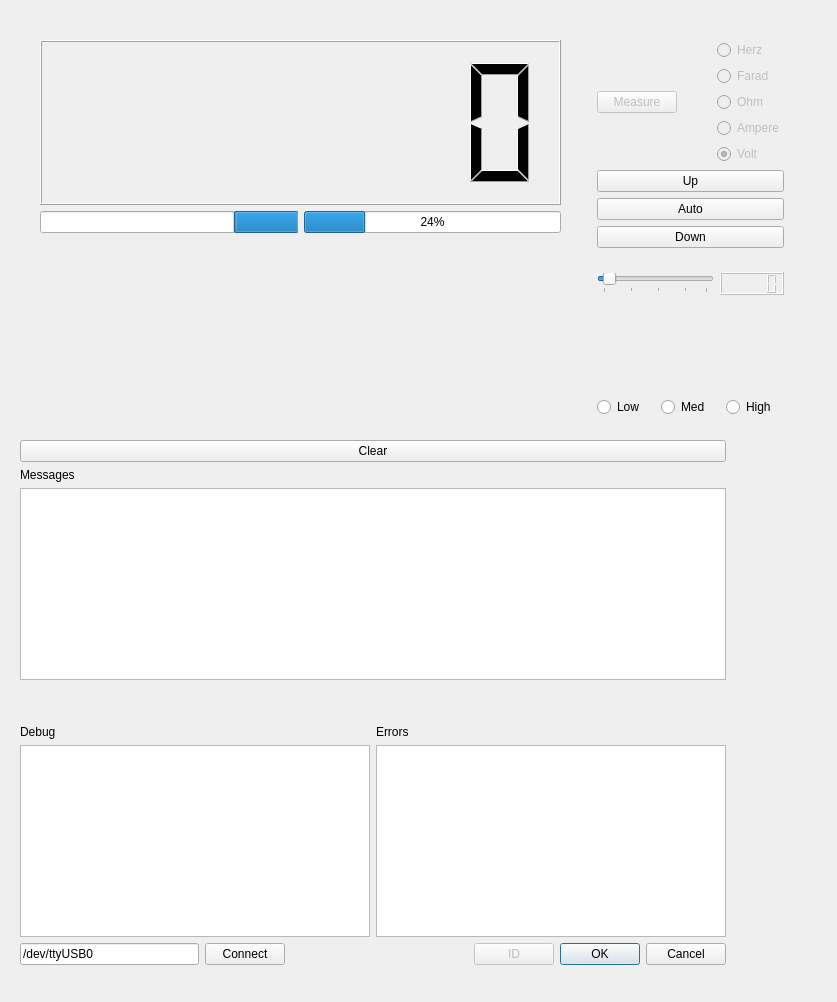
First picture: the form in dmm_maindiag.ui, repository patrikeder/DMM_diag, before the edit.
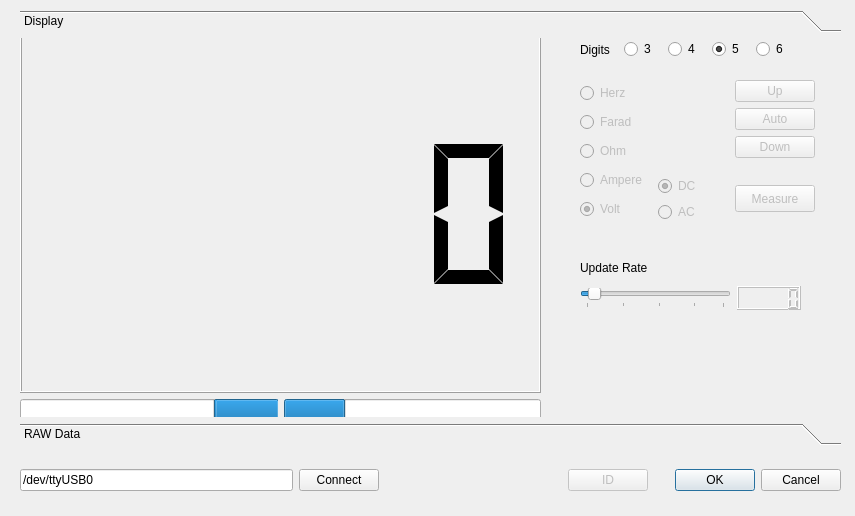
Second picture: the form after the edit. The open tabs and pages were chosen to show the change. Custom widgets are drawn as their Qt base class.

The edit to the form file:
```diff
--- a/dmm_maindiag.ui
+++ b/dmm_maindiag.ui
@@ -6,8 +6,8 @@
    <rect>
     <x>0</x>
     <y>0</y>
-    <width>837</width>
-    <height>1002</height>
+    <width>855</width>
+    <height>516</height>
    </rect>
   </property>
   <property name="windowTitle">
@@ -16,108 +16,50 @@
   <property name="locale">
    <locale language="English" country="UnitedStates"/>
   </property>
-  <widget class="QWidget" name="layoutWidget">
+  <widget class="QWidget" name="">
    <property name="geometry">
     <rect>
-     <x>40</x>
-     <y>40</y>
-     <width>521</width>
-     <height>391</height>
+     <x>20</x>
+     <y>10</y>
+     <width>821</width>
+     <height>481</height>
     </rect>
    </property>
-   <layout class="QVBoxLayout" name="verticalLayout_8">
-    <item>
      <layout class="QVBoxLayout" name="verticalLayout_7">
       <item>
-       <layout class="QVBoxLayout" name="verticalLayout_3">
-        <item>
-         <widget class="QLCDNumber" name="lcdValue">
-          <property name="smallDecimalPoint">
-           <bool>true</bool>
-          </property>
-          <property name="digitCount">
+     <widget class="QToolBox" name="toolBox">
+      <property name="currentIndex">
+       <number>1</number>
+      </property>
+      <widget class="QWidget" name="Display">
+       <property name="geometry">
+        <rect>
+         <x>0</x>
+         <y>0</y>
+         <width>819</width>
+         <height>360</height>
+        </rect>
+       </property>
+       <attribute name="label">
+        <string>Display</string>
+       </attribute>
+       <widget class="QWidget" name="">
+        <property name="geometry">
+         <rect>
+          <x>560</x>
+          <y>30</y>
+          <width>235</width>
+          <height>166</height>
+         </rect>
+        </property>
+        <layout class="QGridLayout" name="gridLayout_2">
+         <property name="sizeConstraint">
+          <enum>QLayout::SetDefaultConstraint</enum>
+         </property>
+         <property name="spacing">
            <number>6</number>
           </property>
-         </widget>
-        </item>
-        <item>
-         <layout class="QHBoxLayout" name="horizontalLayout">
-          <item>
-           <widget class="QProgressBar" name="pB_neg">
-            <property name="value">
-             <number>24</number>
-            </property>
-            <property name="invertedAppearance">
-             <bool>true</bool>
-            </property>
-           </widget>
-          </item>
-          <item>
-           <widget class="QProgressBar" name="pB_Pos">
-            <property name="value">
-             <number>24</number>
-            </property>
-           </widget>
-          </item>
-         </layout>
-        </item>
-       </layout>
-      </item>
-     </layout>
-    </item>
-    <item>
-     <widget class="QwtPlot" name="qwt_ValPlot">
-      <property name="frameShape">
-       <enum>QFrame::NoFrame</enum>
-      </property>
-     </widget>
-    </item>
-   </layout>
-  </widget>
-  <widget class="QWidget" name="layoutWidget">
-   <property name="enabled">
-    <bool>true</bool>
-   </property>
-   <property name="geometry">
-    <rect>
-     <x>597</x>
-     <y>40</y>
-     <width>187</width>
-     <height>377</height>
-    </rect>
-   </property>
-   <layout class="QVBoxLayout" name="verticalLayout_9">
-    <item>
-     <layout class="QVBoxLayout" name="verticalLayout_6">
-      <item>
-       <layout class="QHBoxLayout" name="horizontalLayout_4">
-        <item>
-         <widget class="QPushButton" name="pb_Meas">
-          <property name="enabled">
-           <bool>false</bool>
-          </property>
-          <property name="text">
-           <string>Measure</string>
-          </property>
-         </widget>
-        </item>
-        <item>
-         <spacer name="horizontalSpacer">
-          <property name="enabled">
-           <bool>true</bool>
-          </property>
-          <property name="orientation">
-           <enum>Qt::Horizontal</enum>
-          </property>
-          <property name="sizeHint" stdset="0">
-           <size>
-            <width>40</width>
-            <height>20</height>
-           </size>
-          </property>
-         </spacer>
-        </item>
-        <item>
+         <item row="0" column="2" rowspan="2">
          <layout class="QVBoxLayout" name="verticalLayout">
           <item>
            <widget class="QRadioButton" name="rB_Herz">
@@ -127,6 +69,9 @@
             <property name="text">
              <string>Herz</string>
             </property>
+             <attribute name="buttonGroup">
+              <string notr="true">bgMT</string>
+             </attribute>
            </widget>
           </item>
           <item>
@@ -137,6 +82,9 @@
             <property name="text">
              <string>Farad</string>
             </property>
+             <attribute name="buttonGroup">
+              <string notr="true">bgMT</string>
+             </attribute>
            </widget>
           </item>
           <item>
@@ -147,6 +95,9 @@
             <property name="text">
              <string>Ohm</string>
             </property>
+             <attribute name="buttonGroup">
+              <string notr="true">bgMT</string>
+             </attribute>
            </widget>
           </item>
           <item>
@@ -157,6 +108,9 @@
             <property name="text">
              <string>Ampere</string>
             </property>
+             <attribute name="buttonGroup">
+              <string notr="true">bgMT</string>
+             </attribute>
            </widget>
           </item>
           <item>
@@ -170,18 +124,47 @@
             <property name="checked">
              <bool>true</bool>
             </property>
+             <attribute name="buttonGroup">
+              <string notr="true">bgMT</string>
+             </attribute>
            </widget>
           </item>
          </layout>
         </item>
-       </layout>
-      </item>
-      <item>
+         <item row="1" column="4">
+          <widget class="QPushButton" name="pb_Meas">
+           <property name="enabled">
+            <bool>false</bool>
+           </property>
+           <property name="sizePolicy">
+            <sizepolicy hsizetype="Minimum" vsizetype="Fixed">
+             <horstretch>0</horstretch>
+             <verstretch>0</verstretch>
+            </sizepolicy>
+           </property>
+           <property name="maximumSize">
+            <size>
+             <width>16777215</width>
+             <height>27</height>
+            </size>
+           </property>
+           <property name="autoFillBackground">
+            <bool>false</bool>
+           </property>
+           <property name="text">
+            <string>Measure</string>
+           </property>
+          </widget>
+         </item>
+         <item row="0" column="4">
        <layout class="QVBoxLayout" name="verticalLayout_4">
         <item>
          <layout class="QVBoxLayout" name="verticalLayout_2">
           <item>
            <widget class="QPushButton" name="pb_Up">
+               <property name="enabled">
+                <bool>false</bool>
+               </property>
             <property name="text">
              <string>Up</string>
             </property>
@@ -189,6 +172,9 @@
           </item>
           <item>
            <widget class="QPushButton" name="pb_Auto">
+               <property name="enabled">
+                <bool>false</bool>
+               </property>
             <property name="text">
              <string>Auto</string>
             </property>
@@ -196,6 +182,9 @@
           </item>
           <item>
            <widget class="QPushButton" name="pb_Down">
+               <property name="enabled">
+                <bool>false</bool>
+               </property>
             <property name="text">
              <string>Down</string>
             </property>
@@ -203,25 +192,122 @@
           </item>
          </layout>
         </item>
+          </layout>
+         </item>
+         <item row="1" column="3">
+          <layout class="QVBoxLayout" name="verticalLayout_6">
         <item>
-         <spacer name="verticalSpacer_2">
-          <property name="orientation">
-           <enum>Qt::Vertical</enum>
-          </property>
-          <property name="sizeHint" stdset="0">
-           <size>
-            <width>20</width>
-            <height>18</height>
-           </size>
-          </property>
-         </spacer>
-        </item>
+            <widget class="QRadioButton" name="rb_DC">
+             <property name="enabled">
+              <bool>false</bool>
+             </property>
+             <property name="text">
+              <string>DC</string>
+             </property>
+             <property name="checked">
+              <bool>true</bool>
+             </property>
+             <attribute name="buttonGroup">
+              <string notr="true">bgDCAC</string>
+             </attribute>
+            </widget>
+           </item>
+           <item>
+            <widget class="QRadioButton" name="rb_AC">
+             <property name="enabled">
+              <bool>false</bool>
+             </property>
+             <property name="text">
+              <string>AC</string>
+             </property>
+             <attribute name="buttonGroup">
+              <string notr="true">bgDCAC</string>
+             </attribute>
+            </widget>
+           </item>
        </layout>
       </item>
      </layout>
+       </widget>
+       <widget class="QWidget" name="">
+        <property name="geometry">
+         <rect>
+          <x>560</x>
+          <y>0</y>
+          <width>214</width>
+          <height>23</height>
+         </rect>
+        </property>
+        <layout class="QHBoxLayout" name="horizontalLayout_5">
+         <item>
+          <widget class="QLabel" name="label_4">
+           <property name="text">
+            <string>Digits</string>
+           </property>
+          </widget>
     </item>
     <item>
+          <widget class="QRadioButton" name="rb_res_3">
+           <property name="text">
+            <string>3</string>
+           </property>
+           <attribute name="buttonGroup">
+            <string notr="true">bgRES</string>
+           </attribute>
+          </widget>
+         </item>
+         <item>
+          <widget class="QRadioButton" name="rb_res_4">
+           <property name="text">
+            <string>4</string>
+           </property>
+           <attribute name="buttonGroup">
+            <string notr="true">bgRES</string>
+           </attribute>
+          </widget>
+         </item>
+         <item>
+          <widget class="QRadioButton" name="rb_res_5">
+           <property name="text">
+            <string>5</string>
+           </property>
+           <property name="checked">
+            <bool>true</bool>
+           </property>
+           <attribute name="buttonGroup">
+            <string notr="true">bgRES</string>
+           </attribute>
+          </widget>
+         </item>
+         <item>
+          <widget class="QRadioButton" name="rb_res_6">
+           <property name="text">
+            <string>6</string>
+           </property>
+           <attribute name="buttonGroup">
+            <string notr="true">bgRES</string>
+           </attribute>
+          </widget>
+         </item>
+        </layout>
+       </widget>
+       <widget class="QWidget" name="">
+        <property name="geometry">
+         <rect>
+          <x>560</x>
+          <y>218</y>
+          <width>221</width>
+          <height>54</height>
+         </rect>
+        </property>
      <layout class="QVBoxLayout" name="verticalLayout_5">
+         <item>
+          <widget class="QLabel" name="label_5">
+           <property name="text">
+            <string>Update Rate</string>
+           </property>
+          </widget>
+         </item>
       <item>
        <layout class="QHBoxLayout" name="horizontalLayout_3">
         <item>
@@ -258,62 +344,117 @@
         </item>
        </layout>
       </item>
-      <item>
-       <spacer name="verticalSpacer">
-        <property name="orientation">
-         <enum>Qt::Vertical</enum>
-        </property>
-        <property name="sizeHint" stdset="0">
-         <size>
-          <width>20</width>
-          <height>68</height>
-         </size>
-        </property>
-       </spacer>
-      </item>
-      <item>
-       <layout class="QHBoxLayout" name="horizontalLayout_5">
-        <item>
-         <widget class="QRadioButton" name="rb_res_L">
-          <property name="text">
-           <string>Low</string>
-          </property>
-         </widget>
-        </item>
-        <item>
-         <widget class="QRadioButton" name="rb_res_M">
-          <property name="text">
-           <string>Med</string>
-          </property>
-         </widget>
-        </item>
-        <item>
-         <widget class="QRadioButton" name="rb_res_H">
-          <property name="text">
-           <string>High</string>
-          </property>
-         </widget>
-        </item>
-       </layout>
-      </item>
-     </layout>
-    </item>
    </layout>
   </widget>
   <widget class="QWidget" name="layoutWidget">
    <property name="geometry">
     <rect>
-     <x>20</x>
-     <y>440</y>
-     <width>706</width>
-     <height>525</height>
-    </rect>
-   </property>
-   <layout class="QVBoxLayout" name="verticalLayout_14">
+          <x>0</x>
+          <y>-2</y>
+          <width>521</width>
+          <height>391</height>
+         </rect>
+        </property>
+        <layout class="QVBoxLayout" name="Values">
     <item>
-     <layout class="QVBoxLayout" name="verticalLayout_13">
+          <layout class="QVBoxLayout" name="Numeric">
+           <item>
+            <layout class="QVBoxLayout" name="verticalLayout_3">
+             <item>
+              <widget class="QLCDNumber" name="lcdValue">
+               <property name="sizePolicy">
+                <sizepolicy hsizetype="Expanding" vsizetype="Expanding">
+                 <horstretch>0</horstretch>
+                 <verstretch>0</verstretch>
+                </sizepolicy>
+               </property>
+               <property name="frameShape">
+                <enum>QFrame::Box</enum>
+               </property>
+               <property name="frameShadow">
+                <enum>QFrame::Raised</enum>
+               </property>
+               <property name="smallDecimalPoint">
+                <bool>true</bool>
+               </property>
+               <property name="digitCount">
+                <number>5</number>
+               </property>
+               <property name="segmentStyle">
+                <enum>QLCDNumber::Flat</enum>
+               </property>
+              </widget>
+             </item>
+             <item>
+              <layout class="QHBoxLayout" name="horizontalLayout">
+               <item>
+                <widget class="QProgressBar" name="pB_neg">
+                 <property name="value">
+                  <number>24</number>
+                 </property>
+                 <property name="textVisible">
+                  <bool>false</bool>
+                 </property>
+                 <property name="invertedAppearance">
+                  <bool>true</bool>
+                 </property>
+                </widget>
+               </item>
+               <item>
+                <widget class="QProgressBar" name="pB_Pos">
+                 <property name="value">
+                  <number>24</number>
+                 </property>
+                 <property name="textVisible">
+                  <bool>false</bool>
+                 </property>
+                </widget>
+               </item>
+              </layout>
+             </item>
+            </layout>
+           </item>
+          </layout>
+         </item>
+         <item>
+          <widget class="QwtPlot" name="qwt_ValPlot">
+           <property name="frameShape">
+            <enum>QFrame::NoFrame</enum>
+           </property>
+          </widget>
+         </item>
+        </layout>
+       </widget>
+       <zorder>tabWidget</zorder>
+       <zorder></zorder>
+       <zorder></zorder>
+       <zorder></zorder>
+       <zorder>layoutWidget</zorder>
+      </widget>
+      <widget class="QWidget" name="RAWData">
+       <property name="geometry">
+        <rect>
+         <x>0</x>
+         <y>0</y>
+         <width>819</width>
+         <height>360</height>
+        </rect>
+       </property>
+       <attribute name="label">
+        <string>RAW Data</string>
+       </attribute>
+       <widget class="QWidget" name="layoutWidget_2">
+        <property name="geometry">
+         <rect>
+          <x>0</x>
+          <y>0</y>
+          <width>751</width>
+          <height>301</height>
+         </rect>
+        </property>
+        <layout class="QVBoxLayout" name="Messages">
       <property name="sizeConstraint">
-       <enum>QLayout::SetFixedSize</enum>
+          <enum>QLayout::SetDefaultConstraint</enum>
       </property>
       <item>
        <widget class="QPushButton" name="pb_clear">
@@ -323,6 +464,29 @@
        </widget>
       </item>
       <item>
+          <widget class="QTabWidget" name="tabWidget">
+           <property name="sizePolicy">
+            <sizepolicy hsizetype="Expanding" vsizetype="Preferred">
+             <horstretch>0</horstretch>
+             <verstretch>0</verstretch>
+            </sizepolicy>
+           </property>
+           <property name="currentIndex">
+            <number>0</number>
+           </property>
+           <widget class="QWidget" name="tab_Messages">
+            <attribute name="title">
+             <string>Messages</string>
+            </attribute>
+            <widget class="QWidget" name="layoutWidget_3">
+             <property name="geometry">
+              <rect>
+               <x>20</x>
+               <y>10</y>
+               <width>702</width>
+               <height>215</height>
+              </rect>
+             </property>
        <layout class="QVBoxLayout" name="verticalLayout_12">
         <item>
          <widget class="QLabel" name="label_3">
@@ -342,21 +506,21 @@
          </widget>
         </item>
        </layout>
-      </item>
-      <item>
-       <spacer name="verticalSpacer_3">
-        <property name="orientation">
-         <enum>Qt::Vertical</enum>
-        </property>
-        <property name="sizeHint" stdset="0">
-         <size>
-          <width>20</width>
-          <height>40</height>
-         </size>
-        </property>
-       </spacer>
-      </item>
-      <item>
+            </widget>
+           </widget>
+           <widget class="QWidget" name="tab_Debug">
+            <attribute name="title">
+             <string>Debug</string>
+            </attribute>
+            <widget class="QWidget" name="layoutWidget_4">
+             <property name="geometry">
+              <rect>
+               <x>10</x>
+               <y>10</y>
+               <width>702</width>
+               <height>206</height>
+              </rect>
+             </property>
        <layout class="QHBoxLayout" name="horizontalLayout_6">
         <item>
          <layout class="QVBoxLayout" name="verticalLayout_10">
@@ -407,19 +571,44 @@
          </layout>
         </item>
        </layout>
-      </item>
-     </layout>
+            </widget>
+           </widget>
+          </widget>
+         </item>
+        </layout>
+       </widget>
+      </widget>
+     </widget>
     </item>
     <item>
-     <layout class="QGridLayout" name="gridLayout">
+     <spacer name="verticalSpacer">
+      <property name="orientation">
+       <enum>Qt::Vertical</enum>
+      </property>
+      <property name="sizeType">
+       <enum>QSizePolicy::Fixed</enum>
+      </property>
+      <property name="sizeHint" stdset="0">
+       <size>
+        <width>20</width>
+        <height>18</height>
+       </size>
+      </property>
+     </spacer>
+    </item>
+    <item>
+     <layout class="QGridLayout" name="Buttons">
       <property name="sizeConstraint">
-       <enum>QLayout::SetFixedSize</enum>
+       <enum>QLayout::SetDefaultConstraint</enum>
       </property>
       <item row="0" column="2">
        <spacer name="horizontalSpacer_2">
         <property name="orientation">
          <enum>Qt::Horizontal</enum>
         </property>
+        <property name="sizeType">
+         <enum>QSizePolicy::Fixed</enum>
+        </property>
         <property name="sizeHint" stdset="0">
          <size>
           <width>183</width>
```
Left out of the diff: 129 changed lines with no effect on the pictures. Lines whose indentation alone changed are shown as unchanged.
